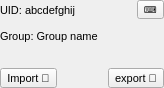
Old version of the form windows/project_details.ui in the repository sensehawk/qgis_plugin.
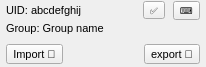
New version of the form.

```diff
--- a/windows/project_details.ui
+++ b/windows/project_details.ui
@@ -6,8 +6,8 @@
    <rect>
     <x>0</x>
     <y>0</y>
-    <width>164</width>
-    <height>88</height>
+    <width>206</width>
+    <height>67</height>
    </rect>
   </property>
   <property name="sizePolicy">
@@ -25,30 +25,72 @@
   <property name="windowTitle">
    <string>Form</string>
   </property>
-  <layout class="QGridLayout" name="gridLayout_3">
-   <property name="sizeConstraint">
-    <enum>QLayout::SetDefaultConstraint</enum>
+  <layout class="QVBoxLayout" name="verticalLayout">
+   <property name="spacing">
+    <number>8</number>
    </property>
    <property name="leftMargin">
-    <number>0</number>
+    <number>6</number>
    </property>
    <property name="topMargin">
     <number>0</number>
    </property>
    <property name="rightMargin">
-    <number>0</number>
+    <number>6</number>
    </property>
    <property name="bottomMargin">
     <number>0</number>
    </property>
-   <property name="horizontalSpacing">
-    <number>5</number>
-   </property>
-   <property name="verticalSpacing">
-    <number>15</number>
-   </property>
-   <item row="0" column="0">
+   <item>
     <layout class="QGridLayout" name="gridLayout">
+     <property name="verticalSpacing">
+      <number>2</number>
+     </property>
+     <item row="2" column="0" colspan="2">
+      <widget class="QLabel" name="group">
+       <property name="sizePolicy">
+        <sizepolicy hsizetype="Fixed" vsizetype="Fixed">
+         <horstretch>0</horstretch>
+         <verstretch>0</verstretch>
+        </sizepolicy>
+       </property>
+       <property name="maximumSize">
+        <size>
+         <width>16777215</width>
+         <height>16777215</height>
+        </size>
+       </property>
+       <property name="font">
+        <font>
+         <pointsize>8</pointsize>
+        </font>
+       </property>
+       <property name="text">
+        <string>Group: Group name</string>
+       </property>
+      </widget>
+     </item>
+     <item row="0" column="2">
+      <widget class="QToolButton" name="toolButton">
+       <property name="maximumSize">
+        <size>
+         <width>16777215</width>
+         <height>16777215</height>
+        </size>
+       </property>
+       <property name="font">
+        <font>
+         <pointsize>7</pointsize>
+        </font>
+       </property>
+       <property name="text">
+        <string>⌨️</string>
+       </property>
+       <property name="shortcut">
+        <string>K</string>
+       </property>
+      </widget>
+     </item>
      <item row="0" column="0">
       <widget class="QLabel" name="project_uid">
        <property name="sizePolicy">
@@ -68,20 +110,7 @@
       </widget>
      </item>
      <item row="0" column="1">
-      <spacer name="horizontalSpacer">
-       <property name="orientation">
-        <enum>Qt::Horizontal</enum>
-       </property>
-       <property name="sizeHint" stdset="0">
-        <size>
-         <width>78</width>
-         <height>20</height>
-        </size>
-       </property>
-      </spacer>
-     </item>
-     <item row="0" column="2">
-      <widget class="QToolButton" name="toolButton">
+      <widget class="QToolButton" name="save_edits">
        <property name="maximumSize">
         <size>
          <width>16777215</width>
@@ -94,28 +123,16 @@
         </font>
        </property>
        <property name="text">
-        <string>⌨️</string>
+        <string>✅</string>
        </property>
        <property name="shortcut">
         <string>K</string>
        </property>
       </widget>
      </item>
-     <item row="1" column="0" colspan="2">
-      <widget class="QLabel" name="group">
-       <property name="font">
-        <font>
-         <pointsize>8</pointsize>
-        </font>
-       </property>
-       <property name="text">
-        <string>Group: Group name</string>
-       </property>
-      </widget>
-     </item>
     </layout>
    </item>
-   <item row="1" column="0">
+   <item>
     <layout class="QGridLayout" name="gridLayout_2">
      <property name="verticalSpacing">
       <number>6</number>
```
Left out of the diff: 68 changed lines with no effect on the pictures.
